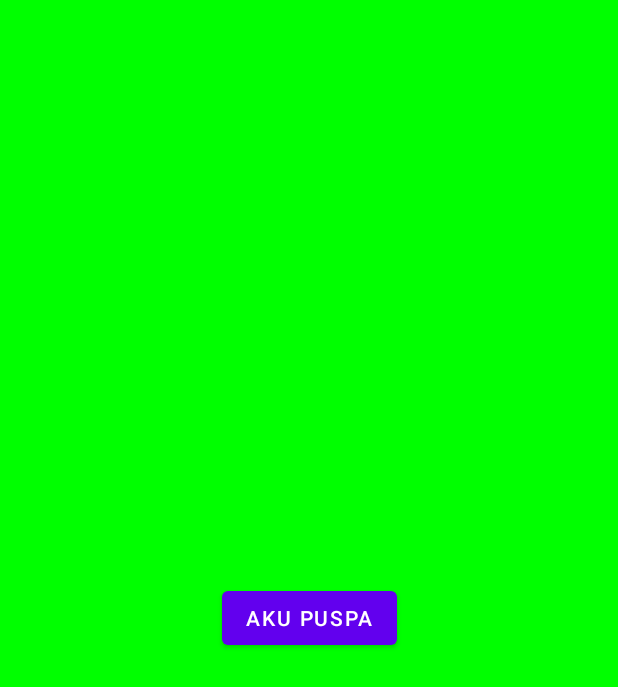
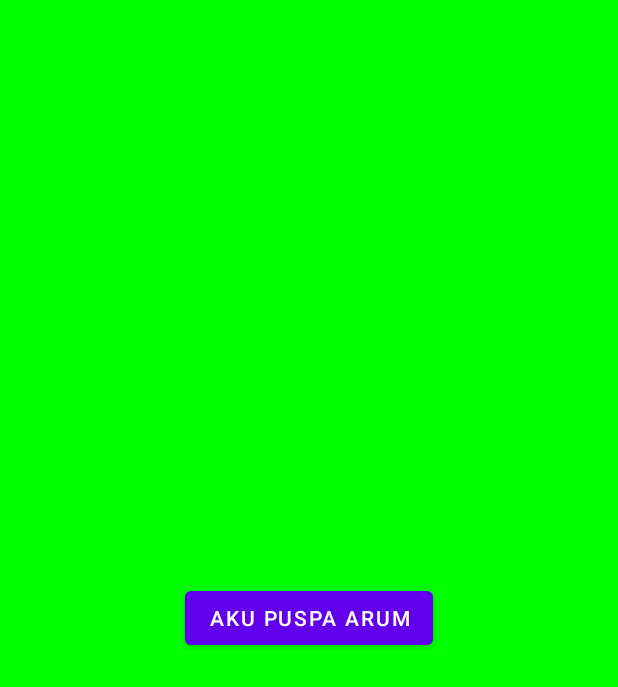
Before and after one commit to psparum/movie-info, an Android app: the layout activity_main.xml on its own in the app's theme, with its tools: preview values and no code run, on a phone screen of 412 x 824 dp. Shown: the top 687 px of the screen. Run offline under Robolectric (Android 15) with nearby library versions, the phone set to English and light mode, and no system bars.

Commit message:
change textview puspa arum

```diff
--- a/app/src/main/res/layout/activity_main.xml
+++ b/app/src/main/res/layout/activity_main.xml
@@ -10,7 +10,7 @@
     <Button
         android:layout_width="wrap_content"
         android:layout_height="wrap_content"
-        android:text="aku puspa"
+        android:text="aku puspa arum"
         app:layout_constraintBottom_toBottomOf="parent"
         app:layout_constraintLeft_toLeftOf="parent"
         app:layout_constraintRight_toRightOf="parent"
```
